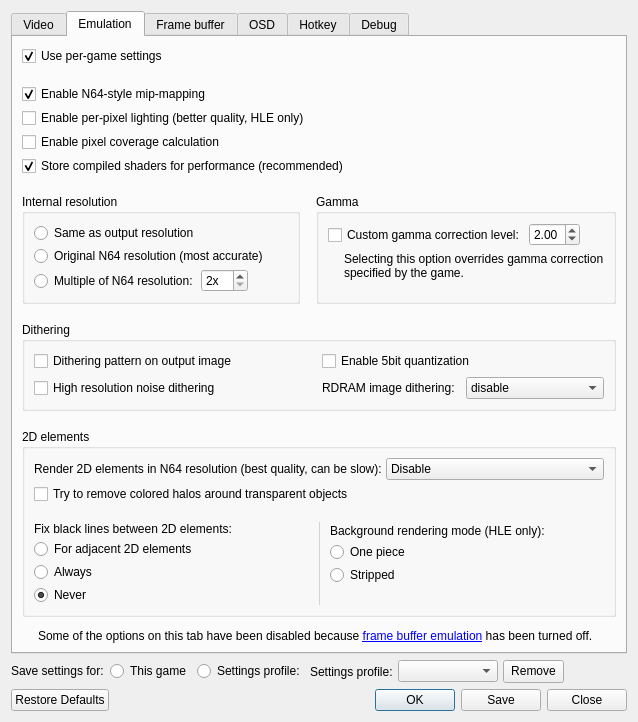
First picture: the form in GLideN64/src/GLideNUI/configDialog.ui, repository simple64/simple64, before the edit.
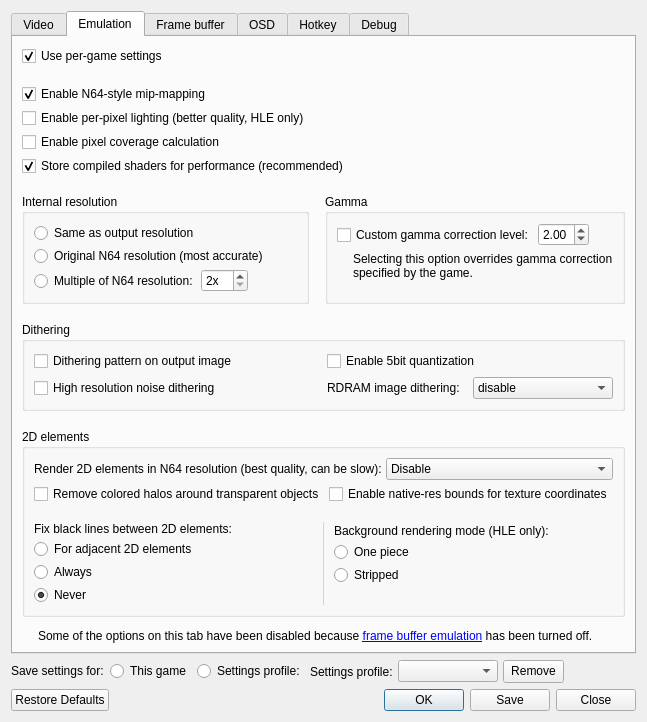
Second picture: the form after the edit. The open tabs and pages were chosen to show the change. Icons and pictures are not drawn.

Patch:
```diff
--- a/GLideN64/src/GLideNUI/configDialog.ui
+++ b/GLideN64/src/GLideNUI/configDialog.ui
@@ -1502,11 +1502,25 @@
                </layout>
               </item>
               <item>
+               <layout class="QHBoxLayout" name="horizontalLayout_29">
+                <item>
                <widget class="QCheckBox" name="halosRemovalCheckBox">
                 <property name="text">
-                 <string>Try to remove colored halos around transparent objects</string>
-                </property>
-               </widget>
+                   <string>Remove colored halos around transparent objects</string>
+                  </property>
+                 </widget>
+                </item>
+                <item>
+                 <widget class="QCheckBox" name="texCoordBoundsCheckBox">
+                  <property name="toolTip">
+                   <string>&lt;html&gt;&lt;head/&gt;&lt;body&gt;&lt;p&gt;Bound texture rectangle texture coordinates to the values they take in native resolutions. It prevents garbage due to fetching out of texture bounds, but can result in hard edges.&lt;/p&gt;&lt;/body&gt;&lt;/html&gt;</string>
+                  </property>
+                  <property name="text">
+                   <string>Enable native-res bounds for texture coordinates</string>
+                  </property>
+                 </widget>
+                </item>
+               </layout>
               </item>
              </layout>
             </item>
```
Lines whose indentation alone changed are shown as unchanged.
